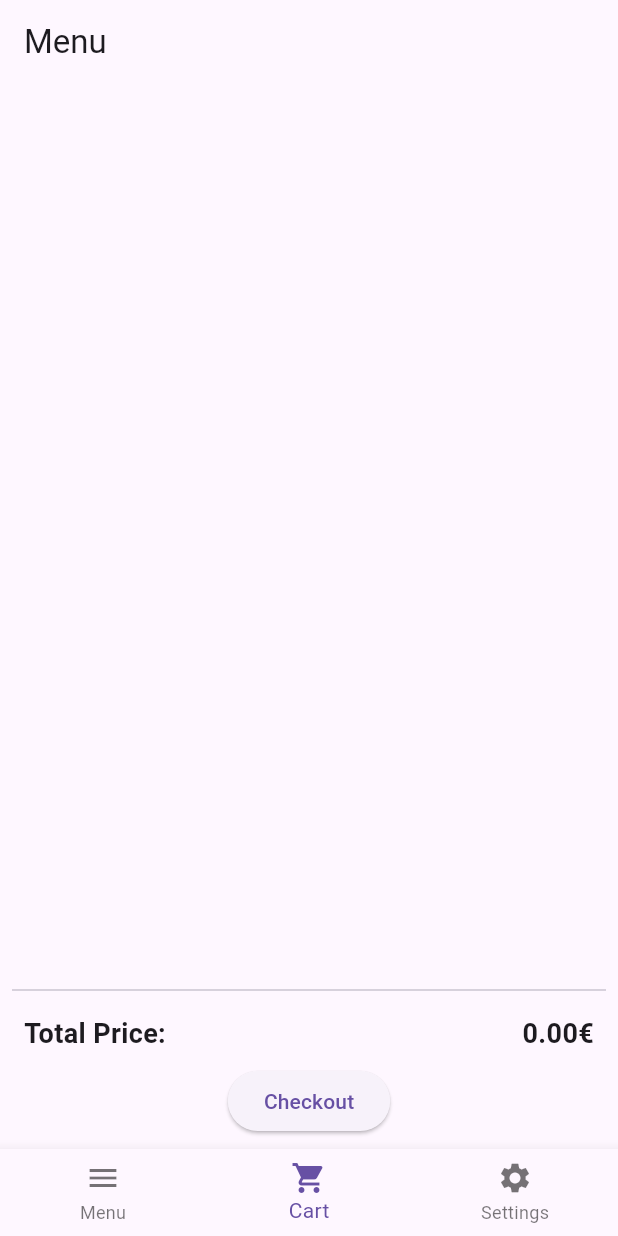
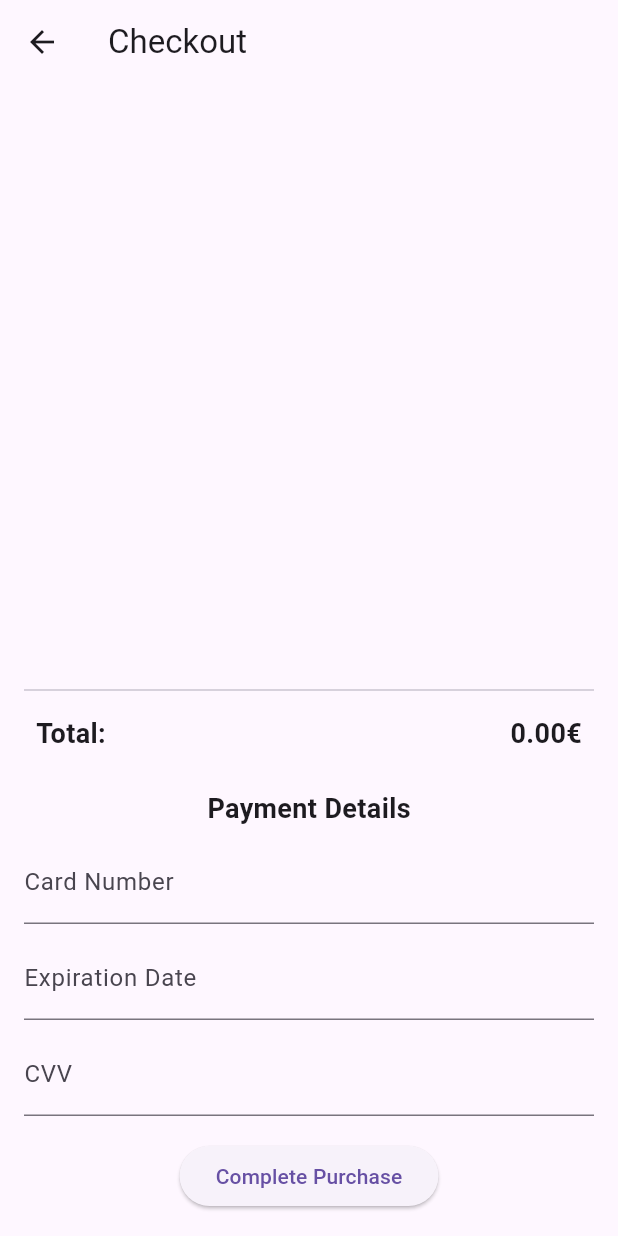
Before and after one commit to ff1574/ilmondomobile, a Flutter app: the screen it shows after launch, item 2 of the bottom bar chosen, after a tap on "Checkout", on a phone screen of 412 x 824 dp. Run offline on Flutter 3.47's test engine with Material 3 defaults, Android fonts, the phone set to English and light mode, and no system bars; network calls fail.

Commit message:
Working checkout , fixes to cart and cart screen, added functionality

```diff
--- a/lib/screens/cart_screen.dart
+++ b/lib/screens/cart_screen.dart
@@ -1,5 +1,7 @@
 import 'package:flutter/material.dart';
-import '../services/cart.dart'; // Ensure this import is present for Cart and CartItem
+import '../services/cart.dart';
+import '../widgets/cart_item_tile.dart';
+import './checkout_screen.dart';
 
 class CartScreen extends StatefulWidget {
   final Cart cart;
@@ -21,12 +23,17 @@ class _CartScreenState extends State<CartScreen> {
           Expanded(
             child: ListView.builder(
               itemCount: widget.cart.items.length,
-              itemBuilder: (context, index) => ListTile(
-                title: Text(widget.cart.items[index].name),
-                subtitle: Text(
-                    "Quantity: ${widget.cart.items[index].quantity} - ${widget.cart.items[index].price.toStringAsFixed(2)}€ each"),
-                trailing: Text(
-                    "Total: ${(widget.cart.items[index].quantity * widget.cart.items[index].price).toStringAsFixed(2)}€"),
+              itemBuilder: (context, index) => CartItemTile(
+                item: widget.cart.items[index],
+                onIncrease: () =>
+                    setState(() => widget.cart.items[index].quantity += 1),
+                onDecrease: () => setState(() {
+                  if (widget.cart.items[index].quantity > 1) {
+                    widget.cart.items[index].quantity -= 1;
+                  }
+                }),
+                onRemove: () => setState(
+                    () => widget.cart.removeItem(widget.cart.items[index])),
               ),
             ),
           ),
@@ -46,8 +53,12 @@ class _CartScreenState extends State<CartScreen> {
             ),
           ),
           ElevatedButton(
-            // ignore: avoid_print
-            onPressed: () => print("Proceed to Checkout"),
+            onPressed: () => Navigator.push(
+              context,
+              MaterialPageRoute(
+                  builder: (context) => CheckoutScreen(
+                      cart: widget.cart)), // Navigate to checkout
+            ),
             child: const Text("Checkout"),
           ),
         ],
--- /dev/null
+++ b/lib/screens/checkout_screen.dart
@@ -0,0 +1,95 @@
+import 'package:flutter/material.dart';
+import '../services/cart.dart'; // Make sure the Cart class is accessible
+
+class CheckoutScreen extends StatelessWidget {
+  final Cart cart;
+
+  CheckoutScreen({required this.cart, super.key});
+
+  @override
+  Widget build(BuildContext context) {
+    return Scaffold(
+      appBar: AppBar(
+        title: const Text("Checkout"),
+      ),
+      body: Padding(
+        padding: const EdgeInsets.all(16.0),
+        child: Column(
+          children: [
+            Expanded(
+              child: ListView.builder(
+                itemCount: cart.items.length,
+                itemBuilder: (context, index) {
+                  final item = cart.items[index];
+
+                  return ListTile(
+                    title: Text(item.name),
+                    subtitle: Text(
+                        "Quantity: ${item.quantity} - ${item.price.toStringAsFixed(2)}€ each"),
+                    trailing: Text(
+                        "Total: ${(item.quantity * item.price).toStringAsFixed(2)}€"),
+                  );
+                },
+              ),
+            ),
+            const Divider(),
+            Padding(
+              padding: const EdgeInsets.all(8.0),
+              child: Row(
+                mainAxisAlignment: MainAxisAlignment.spaceBetween,
+                children: [
+                  const Text("Total:",
+                      style: TextStyle(
+                          fontSize: 18.0, fontWeight: FontWeight.bold)),
+                  Text("${cart.getTotalPrice().toStringAsFixed(2)}€",
+                      style: const TextStyle(
+                          fontSize: 18.0, fontWeight: FontWeight.bold)),
+                ],
+              ),
+            ),
+            const SizedBox(height: 16.0),
+            const Text("Payment Details",
+                style: TextStyle(fontSize: 18.0, fontWeight: FontWeight.bold)),
+            const SizedBox(height: 8.0),
+            _PaymentForm(), // Include payment form below
+            const SizedBox(height: 16.0),
+            ElevatedButton(
+              onPressed: () {
+                // Handle completion logic
+                cart.clear(); // Clear cart on completion
+                Navigator.of(context).popUntil(
+                    (route) => route.isFirst); // Return to home screen
+              },
+              child: const Text("Complete Purchase"),
+            ),
+          ],
+        ),
+      ),
+    );
+  }
+}
+
+class _PaymentForm extends StatelessWidget {
+  @override
+  Widget build(BuildContext context) {
+    return Column(
+      children: [
+        TextFormField(
+          decoration: const InputDecoration(labelText: "Card Number"),
+          keyboardType: TextInputType.number,
+        ),
+        const SizedBox(height: 8.0),
+        TextFormField(
+          decoration: const InputDecoration(labelText: "Expiration Date"),
+          keyboardType: TextInputType.datetime,
+        ),
+        const SizedBox(height: 8.0),
+        TextFormField(
+          decoration: const InputDecoration(labelText: "CVV"),
+          keyboardType: TextInputType.number,
+          obscureText: true,
+        ),
+      ],
+    );
+  }
+}
--- a/lib/services/cart.dart
+++ b/lib/services/cart.dart
@@ -33,6 +33,10 @@ class Cart {
         0.0, (total, item) => total + (item.price * item.quantity));
   }
 
+  void removeItem(CartItem item) {
+    items.removeWhere((i) => i.name == item.name);
+  }
+
   void clear() {
     items.clear();
   }
--- a/lib/widgets/food_item.dart
+++ b/lib/widgets/food_item.dart
@@ -24,16 +24,20 @@ class FoodItem extends StatelessWidget {
           borderRadius: BorderRadius.circular(12.0),
         ),
         elevation: 4.0,
-        child: Padding(
-          padding: const EdgeInsets.all(8.0),
         child: Column(
           mainAxisSize: MainAxisSize.min, // Use min size that fits the child
           children: [
-              Image.network(
+            ClipRRect(
+              borderRadius: const BorderRadius.only(
+                topLeft: Radius.circular(12.0),
+                topRight: Radius.circular(12.0),
+              ),
+              child: Image.network(
                 image,
-                height: 120, // Fixed height for images
-                width: double.infinity, // Image takes the width of the card
+                height: 120,
+                width: double.infinity,
                 fit: BoxFit.cover,
+              ),
             ),
             Padding(
               padding: const EdgeInsets.symmetric(vertical: 8.0),
@@ -45,17 +49,15 @@ class FoodItem extends StatelessWidget {
                 ),
                 textAlign: TextAlign.center,
                 maxLines: 2, // Allow text to take up to two lines
-                  overflow:
-                      TextOverflow.ellipsis, // Ellipsis to prevent overflow
+                overflow: TextOverflow.ellipsis, // Ellipsis to prevent overflow
               ),
             ),
             Text(
               "${price.toStringAsFixed(2)}€",
-                style: const TextStyle(
-                    fontSize: 16.0, fontWeight: FontWeight.bold),
+              style:
+                  const TextStyle(fontSize: 16.0, fontWeight: FontWeight.bold),
             ),
           ],
-          ),
         ),
       ),
     );
--- a/lib/widgets/food_item_modal.dart
+++ b/lib/widgets/food_item_modal.dart
@@ -38,7 +38,7 @@ class _FoodItemModalState extends State<FoodItemModal> {
                   const BoxConstraints(maxWidth: 300), // Explicit width
               child: Image.network(
                 widget.image,
-                height: 120,
+                height: 250,
                 fit: BoxFit.cover,
               ),
             ),
```
Also changed, not shown: lib/screens/info_screen.dart (deleted, +0 -12 lines), lib/widgets/cart_item_tile.dart (added, +94 -0 lines), pubspec.yaml (+2 -9 lines), assets/altonno.jpg (added). Lines whose indentation alone changed are shown as unchanged.
